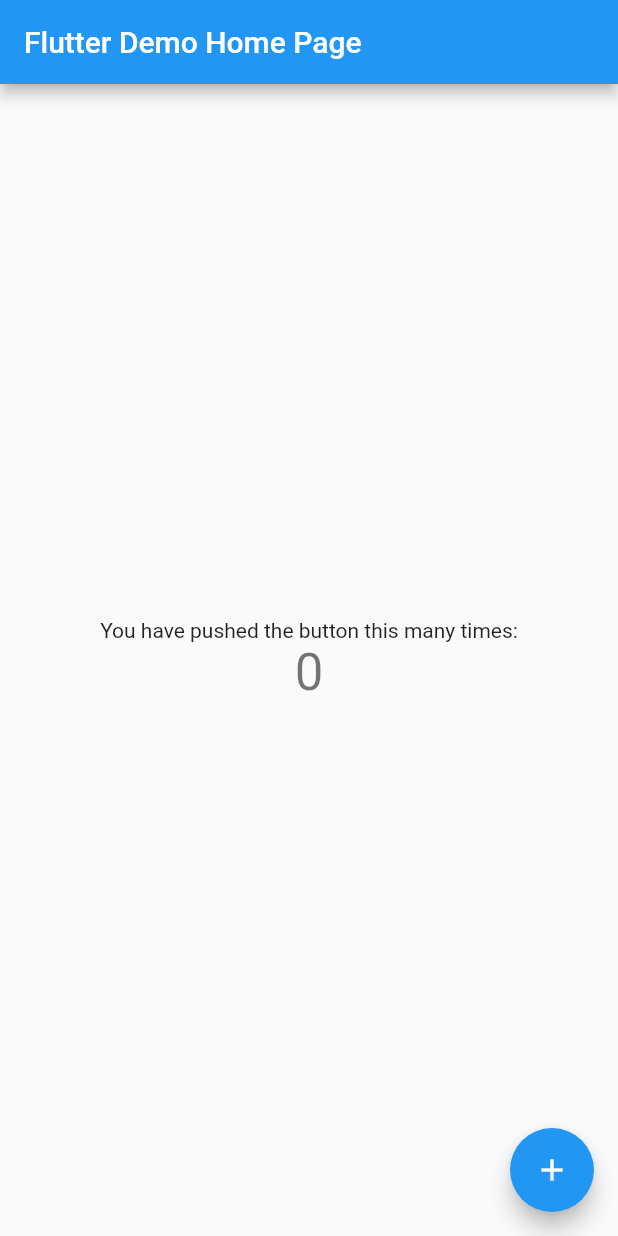
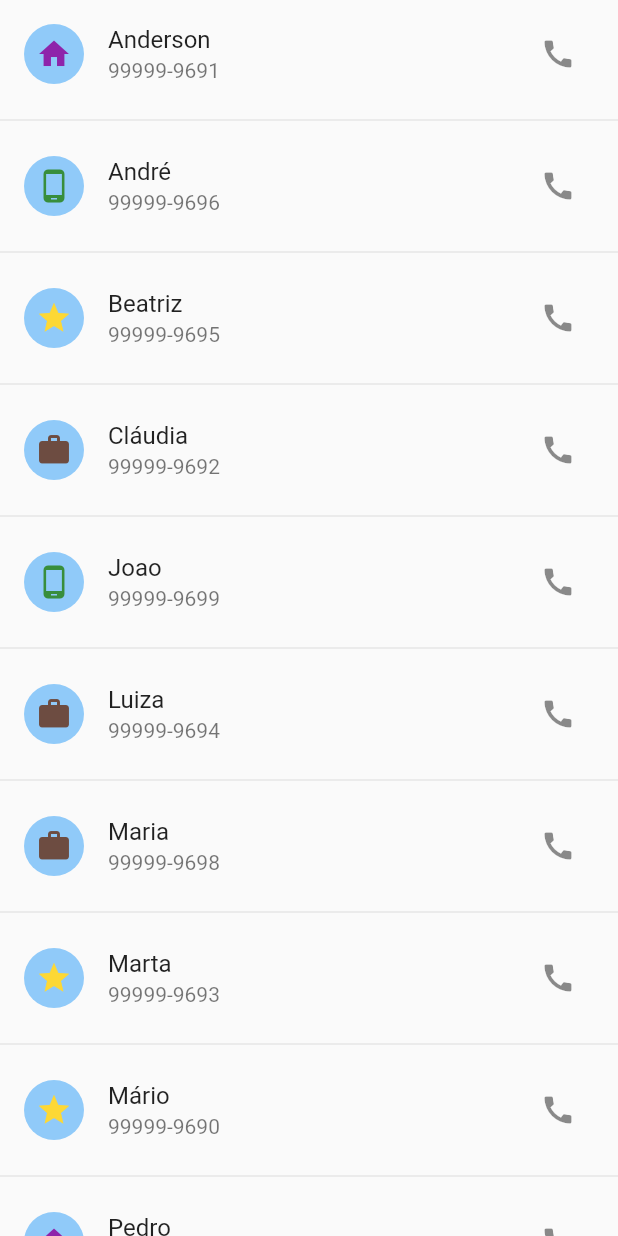
Before and after one commit to Germano-Dev/lista_exemplo, a Flutter app: the screen it shows after launch, on a phone screen of 412 x 824 dp. Run offline on Flutter 3.47's test engine with Material 2 defaults, Android fonts, the light colour scheme and no system bars.

Commit message:
Update main.dart

```diff
--- a/lib/main.dart
+++ b/lib/main.dart
@@ -9,19 +9,14 @@
   @override
   Widget build(BuildContext context) {
     return MaterialApp(
+      debugShowCheckedModeBanner:
+          false, //retira a tarja de Debug da visualização
       title: 'Flutter Demo',
       theme: ThemeData(
-        // This is the theme of your application.
-        //
-        // Try running your application with "flutter run". You'll see the
-        // application has a blue toolbar. Then, without quitting the app, try
-        // changing the primarySwatch below to Colors.green and then invoke
-        // "hot reload" (press "r" in the console where you ran "flutter run",
-        // or simply save your changes to "hot reload" in a Flutter IDE).
-        // Notice that the counter didn't reset back to zero; the application
-        // is not restarted.
         primarySwatch: Colors.blue,
+        visualDensity: VisualDensity.adaptivePlatformDensity,
       ),
+      //darkTheme: ThemeData.dark(), deixa o tema da tela escuro
       home: MyHomePage(title: 'Flutter Demo Home Page'),
     );
   }
@@ -30,15 +25,6 @@
 class MyHomePage extends StatefulWidget {
   MyHomePage({Key? key, required this.title}) : super(key: key);
 
-  // This widget is the home page of your application. It is stateful, meaning
-  // that it has a State object (defined below) that contains fields that affect
-  // how it looks.
-
-  // This class is the configuration for the state. It holds the values (in this
-  // case the title) provided by the parent (in this case the App widget) and
-  // used by the build method of the State. Fields in a Widget subclass are
-  // always marked "final".
-
   final String title;
 
   @override
@@ -46,68 +32,84 @@
 }
 
 class _MyHomePageState extends State<MyHomePage> {
-  int _counter = 0;
+  List<Contato> contatos = [];
 
-  void _incrementCounter() {
-    setState(() {
-      // This call to setState tells the Flutter framework that something has
-      // changed in this State, which causes it to rerun the build method below
-      // so that the display can reflect the updated values. If we changed
-      // _counter without calling setState(), then the build method would not be
-      // called again, and so nothing would appear to happen.
-      _counter++;
-    });
+  @override
+  void initState() {
+    super.initState();
+    contatos.add(new Contato(
+        nome: 'Joao', telefone: '99999-9699', tipo: ContatoType.Celular));
+    contatos.add(new Contato(
+        nome: 'Maria', telefone: '99999-9698', tipo: ContatoType.trabalho));
+    contatos.add(new Contato(
+        nome: 'Pedro', telefone: '99999-9697', tipo: ContatoType.Casa));
+    contatos.add(new Contato(
+        nome: 'André', telefone: '99999-9696', tipo: ContatoType.Celular));
+    contatos.add(new Contato(
+        nome: 'Beatriz', telefone: '99999-9695', tipo: ContatoType.Favorito));
+    contatos.add(new Contato(
+        nome: 'Luiza', telefone: '99999-9694', tipo: ContatoType.trabalho));
+    contatos.add(new Contato(
+        nome: 'Marta', telefone: '99999-9693', tipo: ContatoType.Favorito));
+    contatos.add(new Contato(
+        nome: 'Cláudia', telefone: '99999-9692', tipo: ContatoType.trabalho));
+    contatos.add(new Contato(
+        nome: 'Anderson', telefone: '99999-9691', tipo: ContatoType.Casa));
+    contatos.add(new Contato(
+        nome: 'Mário', telefone: '99999-9690', tipo: ContatoType.Favorito));
+    contatos.sort((a, b) => a.nome.compareTo(b.nome));
   }
 
   @override
   Widget build(BuildContext context) {
-    // This method is rerun every time setState is called, for instance as done
-    // by the _incrementCounter method above.
-    //
-    // The Flutter framework has been optimized to make rerunning build methods
-    // fast, so that you can just rebuild anything that needs updating rather
-    // than having to individually change instances of widgets.
     return Scaffold(
-      appBar: AppBar(
-        // Here we take the value from the MyHomePage object that was created by
-        // the App.build method, and use it to set our appbar title.
-        title: Text(widget.title),
+      body: ListView.separated(
+        itemBuilder: (context, index) {
+          var contato = contatos[index];
+          return ListTile(
+            leading: CircleAvatar(
+              child: ContatoHelper.getIconByContatoType(contato.tipo),
+              backgroundColor: Colors.blue[200],
+            ),
+            title: Text(contato.nome),
+            subtitle: Text(contato.telefone),
+            trailing: IconButton(
+              icon: Icon(Icons.call),
+              onPressed: () => {},
+            ),
+          );
+        },
+        separatorBuilder: (context, index) => Divider(),
+        itemCount: contatos.length,
       ),
-      body: Center(
-        // Center is a layout widget. It takes a single child and positions it
-        // in the middle of the parent.
-        child: Column(
-          // Column is also a layout widget. It takes a list of children and
-          // arranges them vertically. By default, it sizes itself to fit its
-          // children horizontally, and tries to be as tall as its parent.
-          //
-          // Invoke "debug painting" (press "p" in the console, choose the
-          // "Toggle Debug Paint" action from the Flutter Inspector in Android
-          // Studio, or the "Toggle Debug Paint" command in Visual Studio Code)
-          // to see the wireframe for each widget.
-          //
-          // Column has various properties to control how it sizes itself and
-          // how it positions its children. Here we use mainAxisAlignment to
-          // center the children vertically; the main axis here is the vertical
-          // axis because Columns are vertical (the cross axis would be
-          // horizontal).
-          mainAxisAlignment: MainAxisAlignment.center,
-          children: <Widget>[
-            Text(
-              'You have pushed the button this many times:',
-            ),
-            Text(
-              '$_counter',
-              style: Theme.of(context).textTheme.headline4,
-            ),
-          ],
-        ),
-      ),
-      floatingActionButton: FloatingActionButton(
-        onPressed: _incrementCounter,
-        tooltip: 'Increment',
-        child: Icon(Icons.add),
-      ), // This trailing comma makes auto-formatting nicer for build methods.
+      // This trailing comma makes auto-formatting nicer for build methods.
     );
   }
 }
+
+class Contato {
+  final String nome;
+  final String telefone;
+  final ContatoType tipo;
+  Contato({required this.nome, required this.telefone, required this.tipo});
+}
+
+enum ContatoType { Celular, trabalho, Favorito, Casa }
+
+class ContatoHelper {
+  static Icon getIconByContatoType(ContatoType tipo) {
+    switch (tipo) {
+      case ContatoType.Celular:
+        return Icon(Icons.phone_android, color: Colors.green[700]);
+      case ContatoType.trabalho:
+        return Icon(Icons.work, color: Colors.brown[600]);
+      case ContatoType.Favorito:
+        return Icon(Icons.star, color: Colors.yellow[600]);
+      case ContatoType.Casa:
+        return Icon(
+          Icons.home,
+          color: Colors.purple[600],
+        );
+    }
+  }
+}
```
